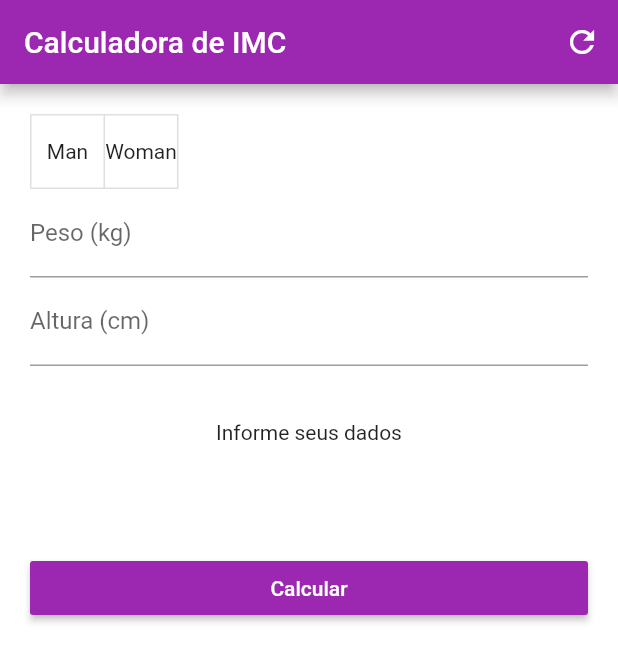
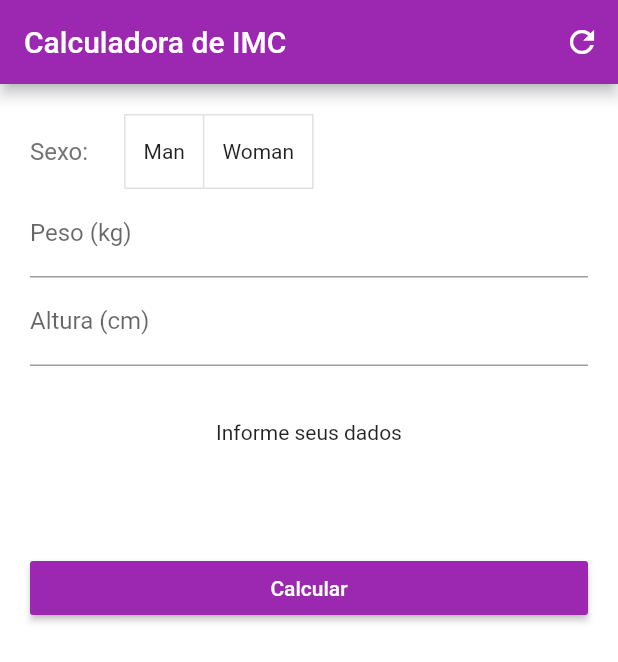
Before and after one commit to ReinanS/BMI_Calculator, a Flutter app: the screen it shows after launch, on a phone screen of 412 x 824 dp. Shown: the top 662 px of the screen. Run offline on Flutter 3.47's test engine with Material 2 defaults, Android fonts, the phone set to English and light mode, and no system bars.

Commit message:
[add] buildLabel e [update] buildToggleButtons

```diff
--- a/lib/main.dart
+++ b/lib/main.dart
@@ -19,7 +19,7 @@ class _HomeState extends State<Home> {
   TextEditingController _heightController = TextEditingController();
   String _result;
 
-  List<bool> _selections = [false, false];
+  List<bool> _selections;
 
   @override
   void initState() {
@@ -30,6 +30,7 @@ class _HomeState extends State<Home> {
   void resetFields() {
     _weightController.text = '';
     _heightController.text = '';
+    _selections = [false, false];
 
     setState(() {
       _result = 'Informe seus dados';
@@ -63,11 +64,19 @@ class _HomeState extends State<Home> {
     );
   }
 
-  ToggleButtons buildToggleButtons() {
-    return ToggleButtons(
+  Padding buildToggleButtons() {
+    return Padding(
+      padding: const EdgeInsets.only(left: 20),
+      child: ToggleButtons(
         children: <Widget>[
-        Text('Man'),
-        Text('Woman'),
+          Padding(
+            padding: const EdgeInsets.all(12.0),
+            child: Text('Man'),
+          ),
+          Padding(
+            padding: const EdgeInsets.all(12.0),
+            child: Text('Woman'),
+          ),
         ],
         isSelected: _selections,
         onPressed: (int index) {
@@ -80,6 +89,7 @@ class _HomeState extends State<Home> {
             }
           });
         },
+      ),
     );
   }
 
@@ -147,13 +157,28 @@ class _HomeState extends State<Home> {
     );
   }
 
+  Text buildLabel(String text) {
+    return Text(
+      '$text: ',
+      style: TextStyle(
+        fontSize: 16.0,
+        color: Colors.grey[600],
+      ),
+    );
+  }
+
   Form buildForm() {
     return Form(
       key: _formKey,
       child: Column(
         crossAxisAlignment: CrossAxisAlignment.stretch,
         children: <Widget>[
+          Row(
+            children: [
+              buildLabel('Sexo'),
               buildToggleButtons(),
+            ],
+          ),
           buildTextFormField(
               label: "Peso (kg)",
               error: "Insira seu Peso!",
--- a/pubspec.yaml
+++ b/pubspec.yaml
@@ -1,4 +1,4 @@
-name: imc
+name: calculadora_imc
 description: A new Flutter project.
 
 # The following line prevents the package from being accidentally published to
```
Lines whose indentation alone changed are shown as unchanged.
